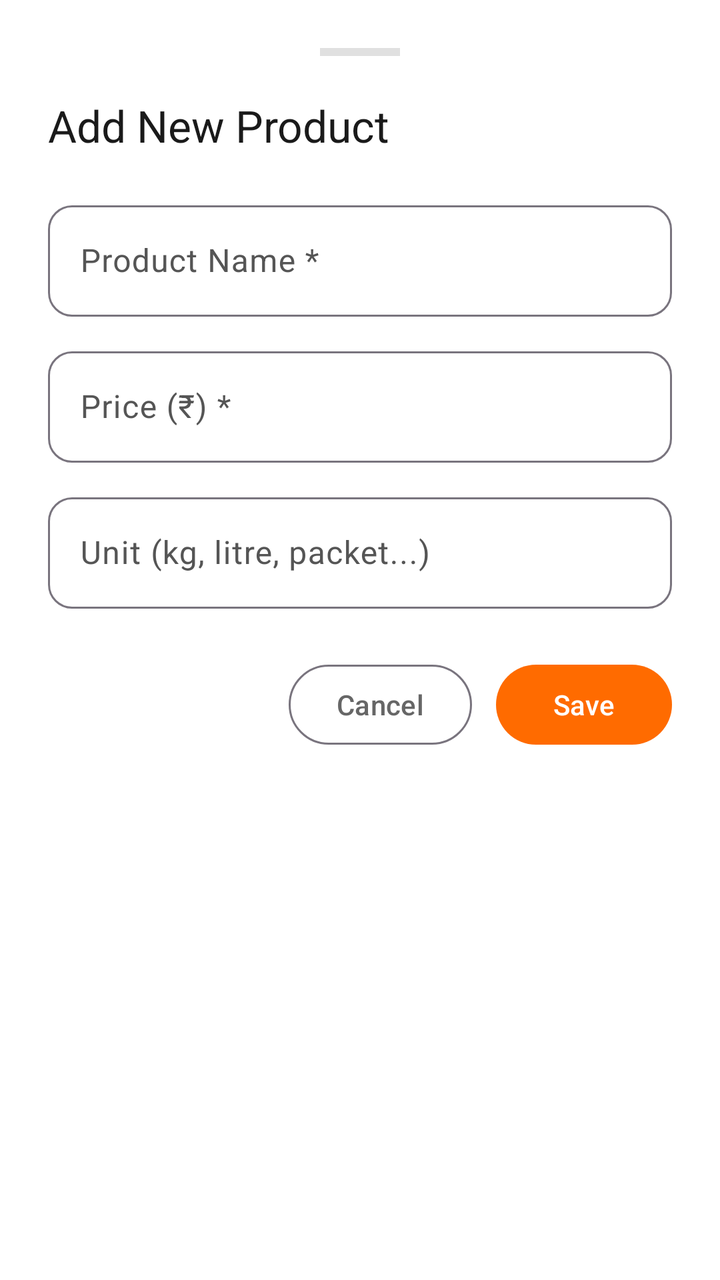
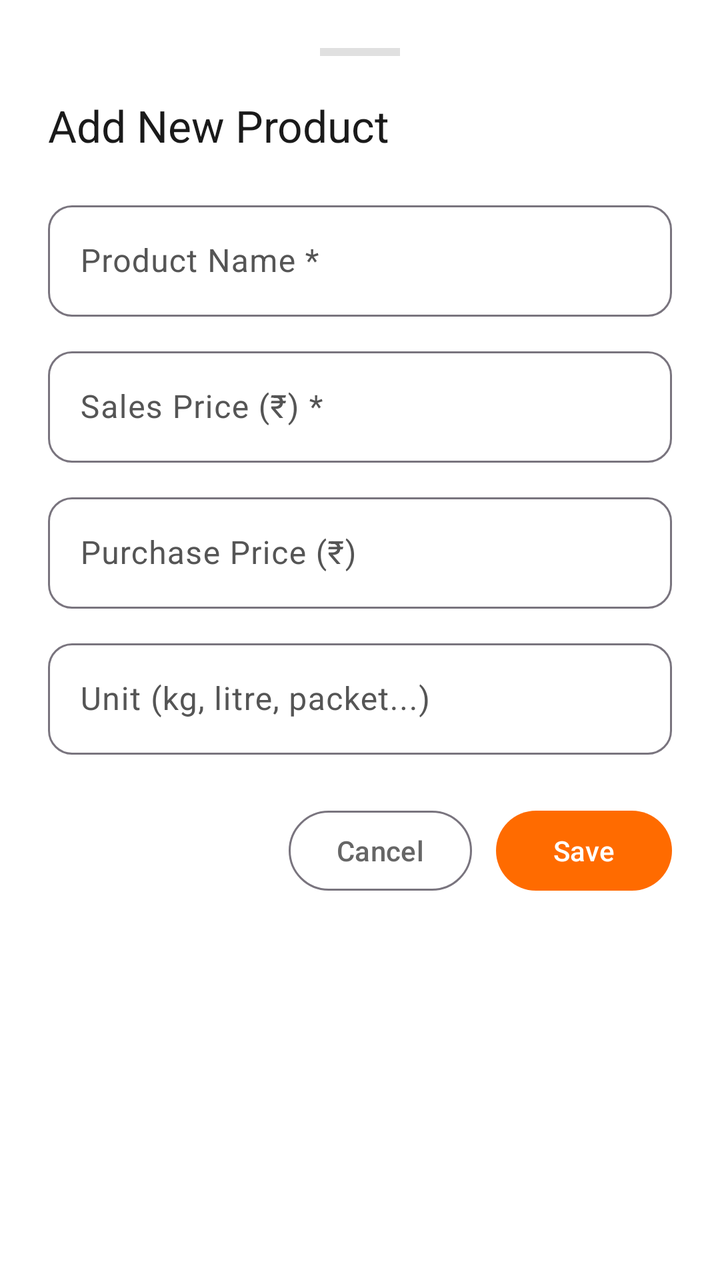

Compare the two renders of this Android layout. The source of the first and the diff that turns it into the second are given below.
<!-- AndroidManifest.xml: application theme Theme.KiranaStore -->
<!-- res/layout/dialog_add_product.xml -->
<?xml version="1.0" encoding="utf-8"?>
<LinearLayout
    xmlns:android="http://schemas.android.com/apk/res/android"
    xmlns:app="http://schemas.android.com/apk/res-auto"
    android:layout_width="match_parent"
    android:layout_height="wrap_content"
    android:orientation="vertical"
    android:padding="24dp"
    android:background="?attr/colorSurface">

    
    <View
        android:layout_width="40dp"
        android:layout_height="4dp"
        android:layout_gravity="center_horizontal"
        android:layout_marginBottom="20dp"
        android:background="@color/divider" />

    <TextView
        android:id="@+id/text_dialog_title"
        android:layout_width="match_parent"
        android:layout_height="wrap_content"
        android:text="Add New Product"
        android:textColor="?attr/colorOnSurface"
        android:textAppearance="?attr/textAppearanceTitleLarge"
        android:accessibilityHeading="true"
        android:layout_marginBottom="20dp" />

    
    <com.google.android.material.textfield.TextInputLayout
        android:layout_width="match_parent"
        android:layout_height="wrap_content"
        android:hint="Product Name *"
        style="@style/Widget.KiranaStore.TextInputLayout">

        <com.google.android.material.textfield.TextInputEditText
            android:id="@+id/edit_product_name"
            android:layout_width="match_parent"
            android:layout_height="wrap_content"
            android:inputType="textCapWords"
            android:textColor="@color/text_primary" />
    </com.google.android.material.textfield.TextInputLayout>

    
    <com.google.android.material.textfield.TextInputLayout
        android:layout_width="match_parent"
        android:layout_height="wrap_content"
        android:layout_marginTop="12dp"
        android:hint="Price (₹) *"
        style="@style/Widget.KiranaStore.TextInputLayout"
        app:prefixText="₹">

        <com.google.android.material.textfield.TextInputEditText
            android:id="@+id/edit_product_price"
            android:layout_width="match_parent"
            android:layout_height="wrap_content"
            android:inputType="numberDecimal"
            android:textColor="@color/text_primary" />
    </com.google.android.material.textfield.TextInputLayout>

    
    <com.google.android.material.textfield.TextInputLayout
        android:layout_width="match_parent"
        android:layout_height="wrap_content"
        android:layout_marginTop="12dp"
        android:hint="Unit (kg, litre, packet...)"
        style="@style/Widget.KiranaStore.TextInputLayout">

        <com.google.android.material.textfield.TextInputEditText
            android:id="@+id/edit_product_unit"
            android:layout_width="match_parent"
            android:layout_height="wrap_content"
            android:inputType="text"
            android:textColor="@color/text_primary" />
    </com.google.android.material.textfield.TextInputLayout>

    
    <LinearLayout
        android:layout_width="match_parent"
        android:layout_height="wrap_content"
        android:orientation="horizontal"
        android:layout_marginTop="24dp"
        android:gravity="end">

        <com.google.android.material.button.MaterialButton
            android:id="@+id/btn_cancel"
            style="@style/Widget.Material3.Button.OutlinedButton"
            android:layout_width="wrap_content"
            android:layout_height="wrap_content"
            android:layout_marginEnd="12dp"
            android:text="Cancel"
            android:textColor="@color/text_secondary" />

        <com.google.android.material.button.MaterialButton
            android:id="@+id/btn_save_product"
            style="@style/Widget.Material3.Button"
            android:layout_width="wrap_content"
            android:layout_height="wrap_content"
            android:text="Save"
            app:backgroundTint="@color/accent_primary"
            android:textColor="@color/on_accent" />
    </LinearLayout>

</LinearLayout>
<!-- resources referenced by this layout -->
<resources>
  <color name="accent_primary">#FF6B00</color>
  <color name="divider">#E0E0E0</color>
  <color name="on_accent">#FFFFFF</color>
  <color name="text_primary">#1A1A1A</color>
  <color name="text_secondary">#666666</color>
  <style name="Widget.KiranaStore.TextInputLayout" parent="Widget.Material3.TextInputLayout.OutlinedBox">
          <item name="boxCornerRadiusTopStart">12dp</item>
          <item name="boxCornerRadiusTopEnd">12dp</item>
          <item name="boxCornerRadiusBottomStart">12dp</item>
          <item name="boxCornerRadiusBottomEnd">12dp</item>
      </style>
  <style name="Theme.KiranaStore" parent="Theme.Material3.Light.NoActionBar">
          
          <item name="colorPrimary">@color/md_theme_light_primary</item>
          <item name="colorOnPrimary">@color/md_theme_light_onPrimary</item>
          <item name="colorPrimaryContainer">@color/md_theme_light_primaryContainer</item>
          <item name="colorOnPrimaryContainer">@color/md_theme_light_onPrimaryContainer</item>
          
          <item name="colorSecondary">@color/md_theme_light_secondary</item>
          <item name="colorOnSecondary">@color/md_theme_light_onSecondary</item>
          <item name="colorSecondaryContainer">@color/md_theme_light_secondaryContainer</item>
          <item name="colorOnSecondaryContainer">@color/md_theme_light_onSecondaryContainer</item>
          
          <item name="colorTertiary">@color/md_theme_light_tertiary</item>
          <item name="colorOnTertiary">@color/md_theme_light_onTertiary</item>
          <item name="colorTertiaryContainer">@color/md_theme_light_tertiaryContainer</item>
          <item name="colorOnTertiaryContainer">@color/md_theme_light_onTertiaryContainer</item>
          
          <item name="colorSurface">@color/md_theme_light_surface</item>
          <item name="colorOnSurface">@color/md_theme_light_onSurface</item>
          <item name="colorSurfaceVariant">@color/md_theme_light_surfaceVariant</item>
          <item name="colorOnSurfaceVariant">@color/md_theme_light_onSurfaceVariant</item>
          
          <item name="android:colorBackground">@color/md_theme_light_background</item>
          <item name="android:windowBackground">@color/md_theme_light_background</item>
          
          <item name="colorError">@color/color_error</item>
          
          <item name="android:statusBarColor">@color/md_theme_light_surface</item>
          <item name="android:windowLightStatusBar">true</item>
          <item name="android:navigationBarColor">@color/md_theme_light_surface</item>
          <item name="android:windowLightNavigationBar">true</item>
      </style>
  <color name="md_theme_light_primary">#FF6B00</color>
  <color name="md_theme_light_onPrimary">#FFFFFF</color>
  <color name="md_theme_light_primaryContainer">#FFD9C0</color>
  <color name="md_theme_light_onPrimaryContainer">#331400</color>
  <color name="md_theme_light_secondary">#795548</color>
  <color name="md_theme_light_onSecondary">#FFFFFF</color>
  <color name="md_theme_light_secondaryContainer">#FFCCBC</color>
  <color name="md_theme_light_onSecondaryContainer">#2C1500</color>
  <color name="md_theme_light_tertiary">#1B7A3A</color>
  <color name="md_theme_light_onTertiary">#FFFFFF</color>
  <color name="md_theme_light_tertiaryContainer">#C8F5D5</color>
  <color name="md_theme_light_onTertiaryContainer">#00210F</color>
  <color name="md_theme_light_surface">#FFFFFF</color>
  <color name="md_theme_light_onSurface">#1A1A1A</color>
  <color name="md_theme_light_surfaceVariant">#F0F0F0</color>
  <color name="md_theme_light_onSurfaceVariant">#555555</color>
  <color name="md_theme_light_background">#F5F5F5</color>
  <color name="color_error">#F44336</color>
</resources>

<!-- the commit's change to res/layout/dialog_add_product.xml (unified diff, before → after) -->
@@ -46,12 +46,29 @@
         android:layout_width="match_parent"
         android:layout_height="wrap_content"
         android:layout_marginTop="12dp"
-        android:hint="Price (₹) *"
+        android:hint="Sales Price (₹) *"
         style="@style/Widget.KiranaStore.TextInputLayout"
         app:prefixText="₹">
 
         <com.google.android.material.textfield.TextInputEditText
             android:id="@+id/edit_product_price"
+            android:layout_width="match_parent"
+            android:layout_height="wrap_content"
+            android:inputType="numberDecimal"
+            android:textColor="@color/text_primary" />
+    </com.google.android.material.textfield.TextInputLayout>
+
+    
+    <com.google.android.material.textfield.TextInputLayout
+        android:layout_width="match_parent"
+        android:layout_height="wrap_content"
+        android:layout_marginTop="12dp"
+        android:hint="Purchase Price (₹)"
+        style="@style/Widget.KiranaStore.TextInputLayout"
+        app:prefixText="₹">
+
+        <com.google.android.material.textfield.TextInputEditText
+            android:id="@+id/edit_product_purchase_price"
             android:layout_width="match_parent"
             android:layout_height="wrap_content"
             android:inputType="numberDecimal"
